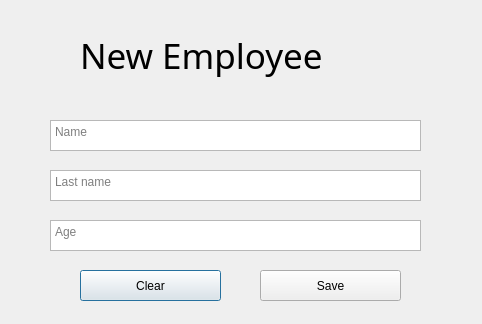
Daaizo/management-tool, file adding_employee.ui: the form before one commit.
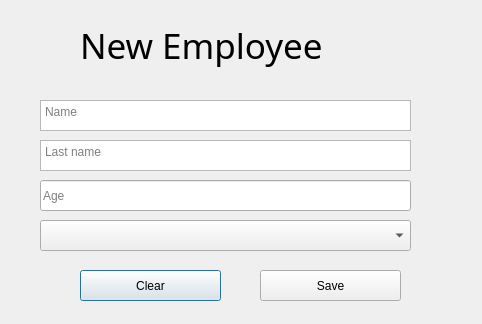
The form after the commit.

What changed in the file:
```diff
--- a/adding_employee.ui
+++ b/adding_employee.ui
@@ -30,7 +30,7 @@
    <property name="geometry">
     <rect>
      <x>80</x>
-     <y>10</y>
+     <y>0</y>
      <width>321</width>
      <height>91</height>
     </rect>
@@ -48,8 +48,8 @@
   <widget class="QTextEdit" name="Name">
    <property name="geometry">
     <rect>
-     <x>50</x>
-     <y>120</y>
+     <x>40</x>
+     <y>100</y>
      <width>371</width>
      <height>31</height>
     </rect>
@@ -61,8 +61,8 @@
   <widget class="QTextEdit" name="Last_name">
    <property name="geometry">
     <rect>
-     <x>50</x>
-     <y>170</y>
+     <x>40</x>
+     <y>140</y>
      <width>371</width>
      <height>31</height>
     </rect>
@@ -71,20 +71,7 @@
     <string>Last name</string>
    </property>
   </widget>
-  <widget class="QTextEdit" name="Age">
-   <property name="geometry">
-    <rect>
-     <x>50</x>
-     <y>220</y>
-     <width>371</width>
-     <height>31</height>
-    </rect>
-   </property>
-   <property name="placeholderText">
-    <string>Age</string>
-   </property>
-  </widget>
-  <widget class="QPushButton" name="pushButton_3">
+  <widget class="QPushButton" name="Save">
    <property name="geometry">
     <rect>
      <x>260</x>
@@ -97,6 +84,38 @@
     <string>Save</string>
    </property>
   </widget>
+  <widget class="QComboBox" name="Job">
+   <property name="geometry">
+    <rect>
+     <x>40</x>
+     <y>220</y>
+     <width>371</width>
+     <height>31</height>
+    </rect>
+   </property>
+  </widget>
+  <widget class="QLineEdit" name="Age">
+   <property name="geometry">
+    <rect>
+     <x>40</x>
+     <y>180</y>
+     <width>371</width>
+     <height>31</height>
+    </rect>
+   </property>
+   <property name="inputMask">
+    <string/>
+   </property>
+   <property name="maxLength">
+    <number>32767</number>
+   </property>
+   <property name="placeholderText">
+    <string>Age</string>
+   </property>
+   <property name="clearButtonEnabled">
+    <bool>false</bool>
+   </property>
+  </widget>
  </widget>
  <resources/>
  <connections/>
```
Left out of the diff: 8 changed lines with no effect on the pictures.
